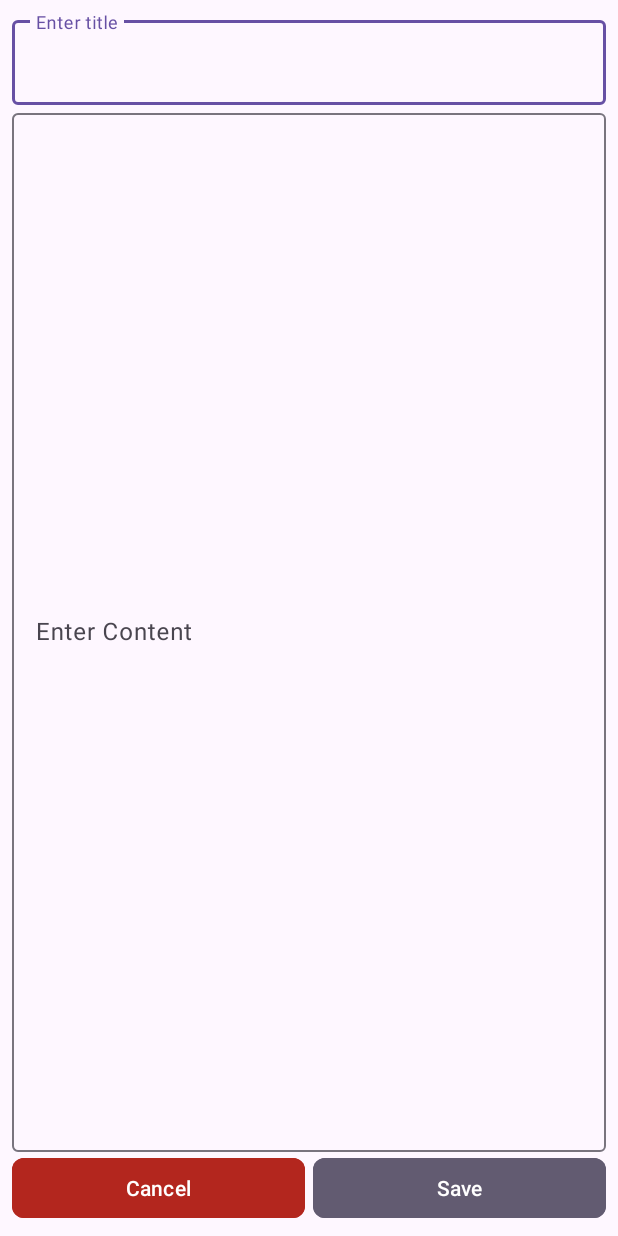
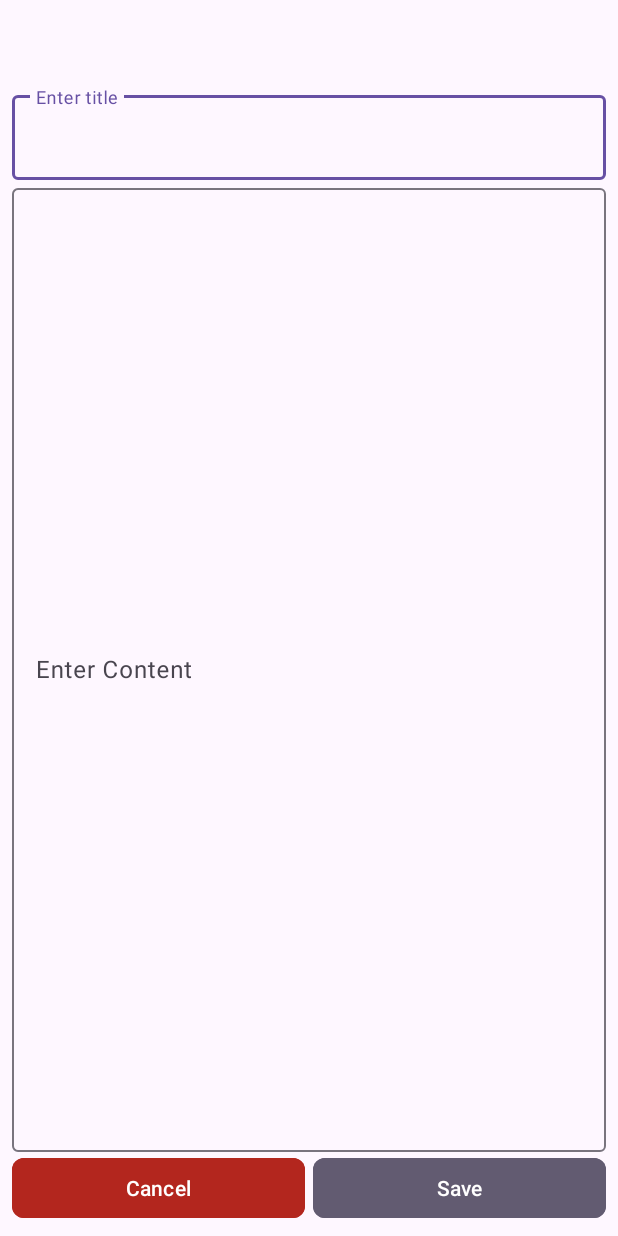
Before and after one commit to MyoWin-andrDev/Date-Counter-App, an Android app: the layout activity_edit_note.xml on its own in the app's theme, with its tools: preview values and no code run, on a phone screen of 412 x 824 dp. Run offline under Robolectric (Android 15) with nearby library versions, the phone set to English and light mode, and no system bars; Roboto replaces fonts that are not available here.

Commit message:
Date Counter Commit

```diff
--- a/app/src/main/java/com/example/llpconstraint/note/adapter/NoteAdapter.java
+++ b/app/src/main/java/com/example/llpconstraint/note/adapter/NoteAdapter.java
@@ -20,6 +20,7 @@ public class NoteAdapter extends RecyclerView.Adapter<NoteAdapter.NoteViewHolder
 
     public void setNoteList(List<Note> noteList) {
         this.noteList = noteList;
+        this.notifyDataSetChanged();
     }
 
     class NoteViewHolder extends RecyclerView.ViewHolder{
--- a/app/src/main/res/layout/activity_edit_note.xml
+++ b/app/src/main/res/layout/activity_edit_note.xml
@@ -12,7 +12,8 @@
     <com.google.android.material.textfield.TextInputLayout
         android:layout_width="match_parent"
         android:layout_height="wrap_content"
-        android:hint="Enter title">
+        android:hint="Enter title"
+        android:layout_marginTop="50dp">
 
         <com.google.android.material.textfield.TextInputEditText
             android:id="@+id/et_title"
```
Also changed, not shown: app/src/main/java/com/example/llpconstraint/note/EditNoteActivity.java (+23 -0 lines).
